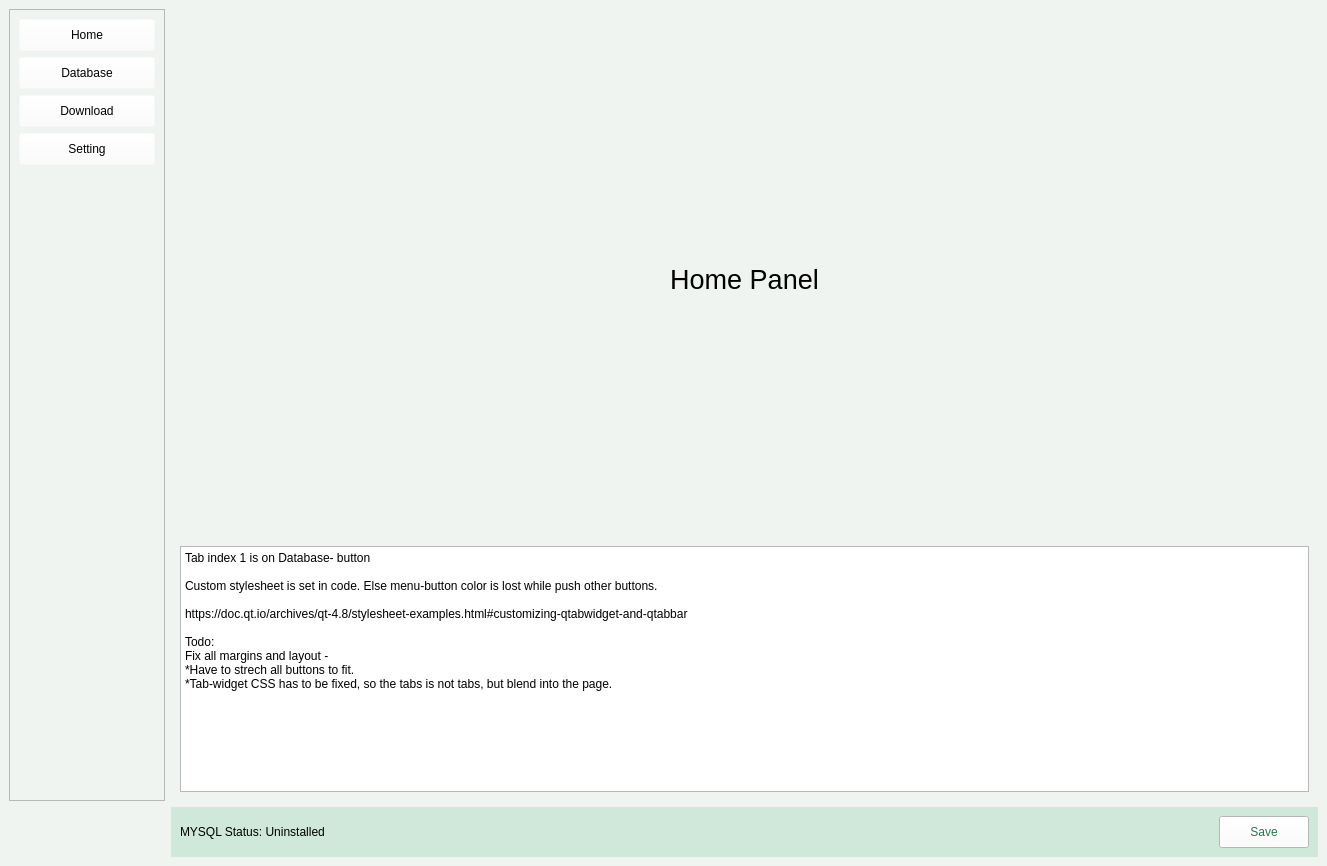
First picture: the form in QStackedWidget_design.ui, repository ThomasOdegard/PyQt_snippets, before the edit.
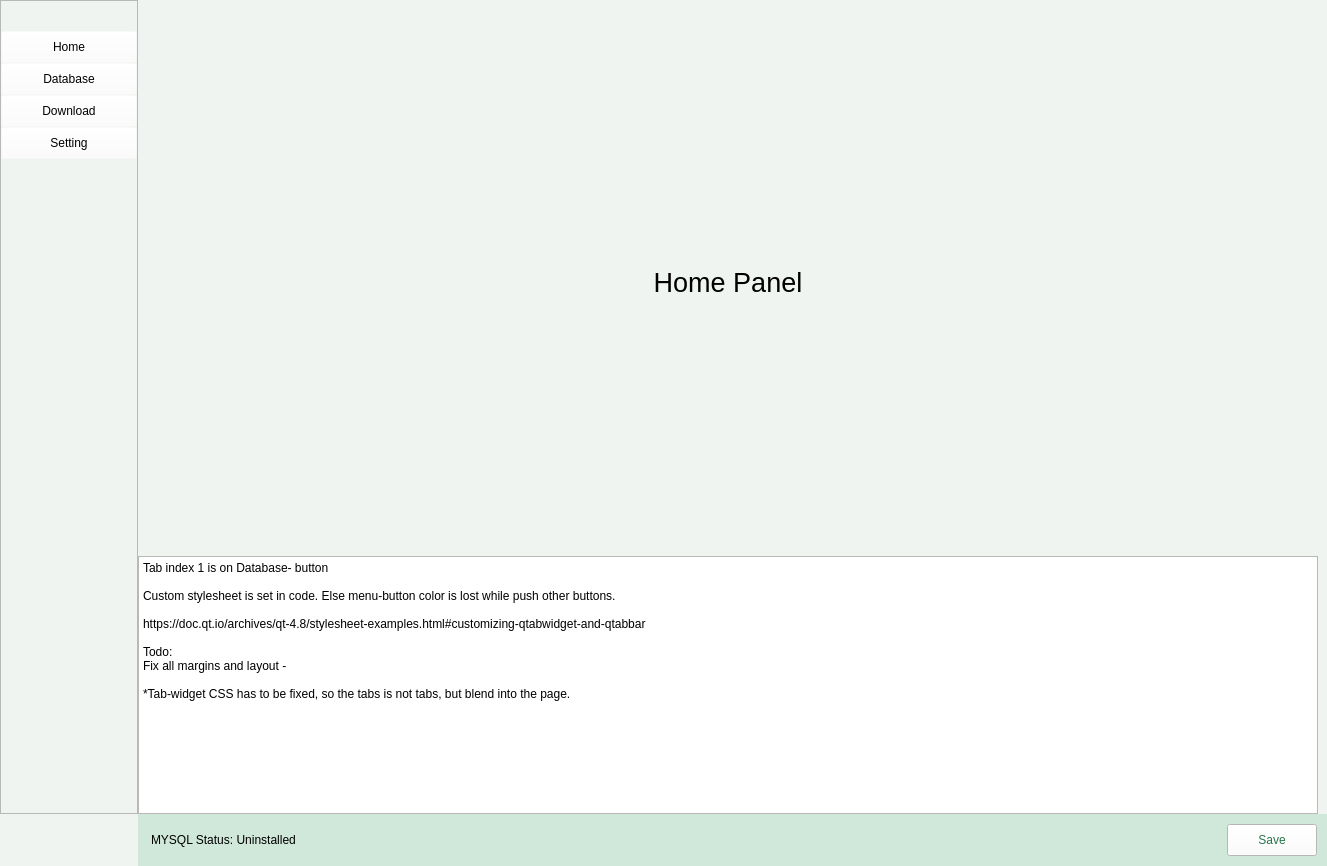
Second picture: the form after the edit. The open tabs and pages were chosen to show the change.

Commit message: Fixed some todo's

```diff
--- a/QStackedWidget_design.ui
+++ b/QStackedWidget_design.ui
@@ -35,17 +35,39 @@
 #btnSave{
 background-color: rgb(255, 255, 255);
 color: rgb(39, 117, 75);
-padding: 8px 30px
+padding: 8px 30px;
+margin: 10px;
 
 }
 
+#lblServerStatus{
+margin: 10px;
 
+}
 
-#tab{
+
+#tabInstall{
 border: 4px solid rgb(0, 0, 255)
 
 }
 
+#tabBasics{
+border: 4px solid rgb(255, 0, 0)
+
+}
+
+#tabAdvanced{
+border: 4px solid rgb(0, 255, 255)
+
+}
+
+#tabPassword{
+border: 4px solid rgb(255, 0, 255)
+
+}
+
+
+
 
 #lblServerName{
 border-bottom: 1px;
@@ -84,6 +106,21 @@
   </property>
   <widget class="QWidget" name="centralwidget">
    <layout class="QGridLayout" name="gridLayout">
+    <property name="leftMargin">
+     <number>0</number>
+    </property>
+    <property name="topMargin">
+     <number>0</number>
+    </property>
+    <property name="rightMargin">
+     <number>0</number>
+    </property>
+    <property name="bottomMargin">
+     <number>0</number>
+    </property>
+    <property name="spacing">
+     <number>0</number>
+    </property>
     <item row="0" column="0">
      <widget class="QFrame" name="frame">
       <property name="frameShape">
@@ -93,6 +130,21 @@
        <enum>QFrame::Raised</enum>
       </property>
       <layout class="QVBoxLayout" name="verticalLayout">
+       <property name="spacing">
+        <number>0</number>
+       </property>
+       <property name="leftMargin">
+        <number>0</number>
+       </property>
+       <property name="topMargin">
+        <number>30</number>
+       </property>
+       <property name="rightMargin">
+        <number>0</number>
+       </property>
+       <property name="bottomMargin">
+        <number>9</number>
+       </property>
        <item>
         <widget class="QPushButton" name="btnHome">
          <property name="text">
@@ -160,6 +212,21 @@
       </property>
       <widget class="QWidget" name="pgHome">
        <layout class="QGridLayout" name="gridLayout_2">
+        <property name="leftMargin">
+         <number>0</number>
+        </property>
+        <property name="topMargin">
+         <number>9</number>
+        </property>
+        <property name="rightMargin">
+         <number>9</number>
+        </property>
+        <property name="bottomMargin">
+         <number>0</number>
+        </property>
+        <property name="spacing">
+         <number>0</number>
+        </property>
         <item row="3" column="0">
          <spacer name="verticalSpacer_2">
           <property name="orientation">
@@ -184,10 +251,10 @@
 Custom stylesheet is set in code. Else menu-button color is lost while push other buttons.
 
 https://doc.qt.io/archives/qt-4.8/stylesheet-examples.html#customizing-qtabwidget-and-qtabbar
-            
+
 Todo: 
 Fix all margins and layout -
-*Have to strech all buttons to fit.
+
 *Tab-widget CSS has to be fixed, so the tabs is not tabs, but blend into the page.</string>
           </property>
          </widget>
@@ -224,6 +291,21 @@
       </widget>
       <widget class="QWidget" name="pgDBase">
        <layout class="QGridLayout" name="gridLayout_3">
+        <property name="leftMargin">
+         <number>0</number>
+        </property>
+        <property name="topMargin">
+         <number>9</number>
+        </property>
+        <property name="rightMargin">
+         <number>9</number>
+        </property>
+        <property name="bottomMargin">
+         <number>0</number>
+        </property>
+        <property name="spacing">
+         <number>0</number>
+        </property>
         <item row="0" column="0">
          <widget class="QTabWidget" name="tabWidget">
           <property name="styleSheet">
@@ -232,7 +314,7 @@
           <property name="currentIndex">
            <number>0</number>
           </property>
-          <widget class="QWidget" name="tab">
+          <widget class="QWidget" name="tabInstall">
            <attribute name="title">
             <string>Install</string>
            </attribute>
@@ -406,17 +488,17 @@
             </property>
            </widget>
           </widget>
-          <widget class="QWidget" name="tab_2">
+          <widget class="QWidget" name="tabBasics">
            <attribute name="title">
             <string>Basics</string>
            </attribute>
           </widget>
-          <widget class="QWidget" name="tab_3">
+          <widget class="QWidget" name="tabAdvanced">
            <attribute name="title">
             <string>Advanced</string>
            </attribute>
           </widget>
-          <widget class="QWidget" name="tab_4">
+          <widget class="QWidget" name="tabPassword">
            <attribute name="title">
             <string>Password</string>
            </attribute>
@@ -427,6 +509,21 @@
       </widget>
       <widget class="QWidget" name="pgDownload">
        <layout class="QGridLayout" name="gridLayout_4">
+        <property name="leftMargin">
+         <number>0</number>
+        </property>
+        <property name="topMargin">
+         <number>9</number>
+        </property>
+        <property name="rightMargin">
+         <number>9</number>
+        </property>
+        <property name="bottomMargin">
+         <number>0</number>
+        </property>
+        <property name="spacing">
+         <number>0</number>
+        </property>
         <item row="0" column="0">
          <widget class="QLabel" name="label_2">
           <property name="font">
@@ -446,6 +543,21 @@
       </widget>
       <widget class="QWidget" name="pgSetting">
        <layout class="QGridLayout" name="gridLayout_5">
+        <property name="leftMargin">
+         <number>0</number>
+        </property>
+        <property name="topMargin">
+         <number>9</number>
+        </property>
+        <property name="rightMargin">
+         <number>9</number>
+        </property>
+        <property name="bottomMargin">
+         <number>0</number>
+        </property>
+        <property name="spacing">
+         <number>0</number>
+        </property>
         <item row="0" column="0">
          <widget class="QLabel" name="label_3">
           <property name="font">
@@ -471,8 +583,23 @@
        <string notr="true"/>
       </property>
       <layout class="QHBoxLayout" name="horizontalLayout">
+       <property name="spacing">
+        <number>0</number>
+       </property>
+       <property name="leftMargin">
+        <number>0</number>
+       </property>
+       <property name="topMargin">
+        <number>0</number>
+       </property>
+       <property name="rightMargin">
+        <number>0</number>
+       </property>
+       <property name="bottomMargin">
+        <number>0</number>
+       </property>
        <item>
-        <widget class="QLabel" name="label_10">
+        <widget class="QLabel" name="lblServerStatus">
          <property name="text">
           <string>MYSQL Status: Uninstalled</string>
          </property>
```
